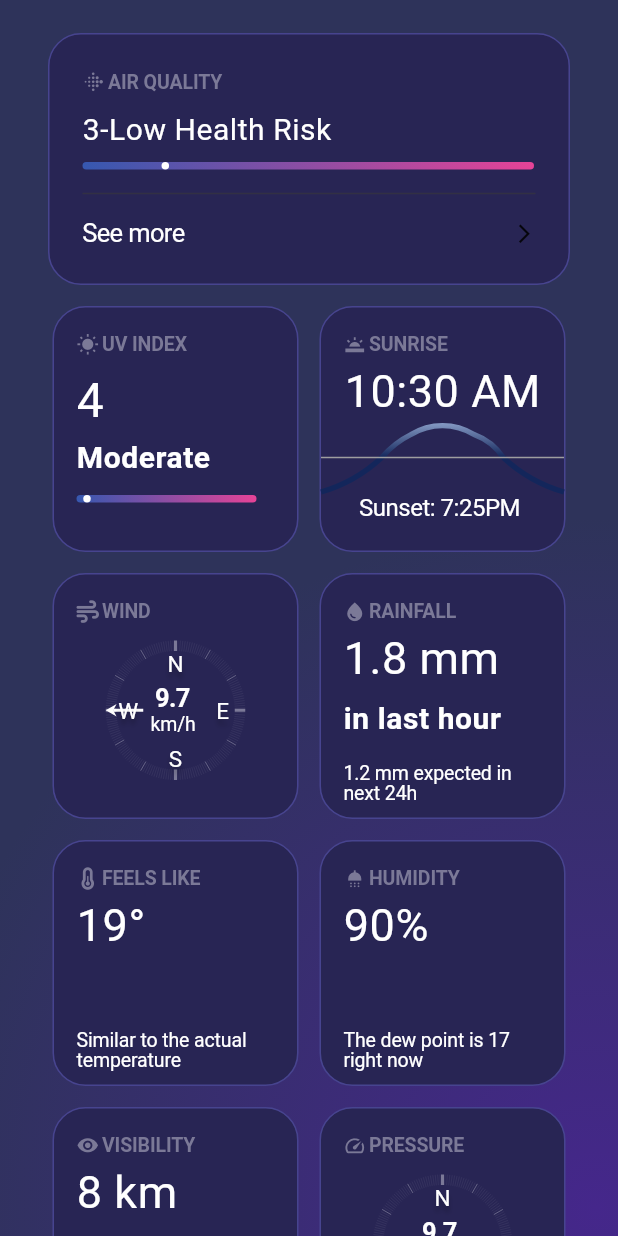
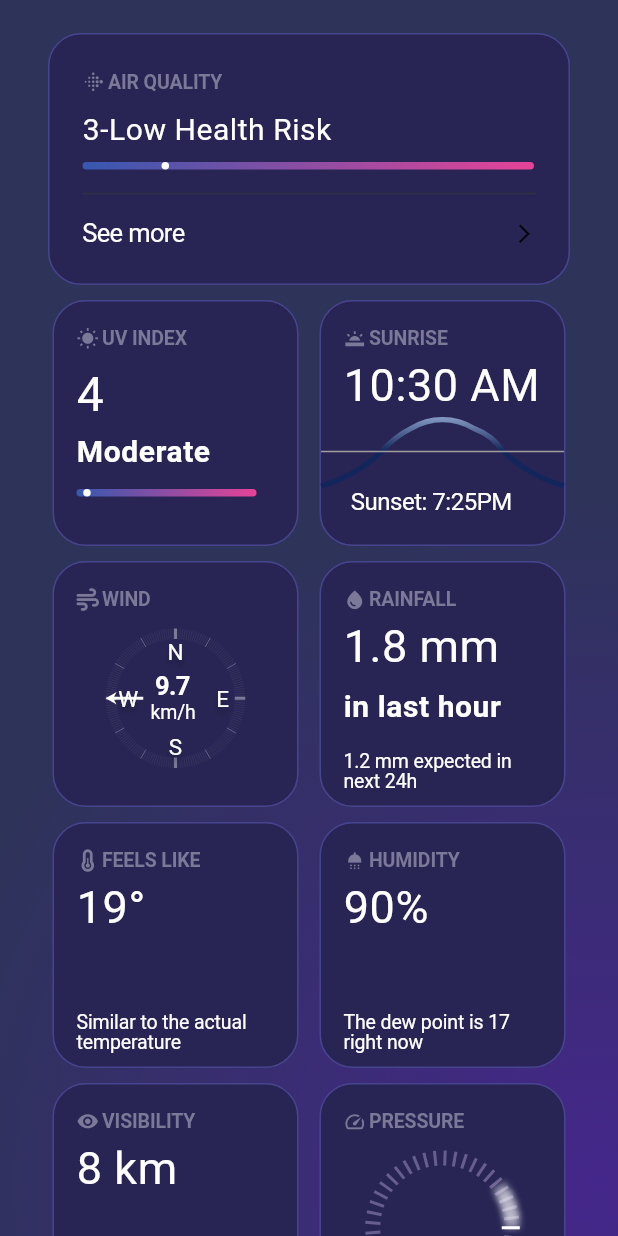
Before and after one commit to IgorsBlagodjors/weather_app, a Flutter app: the screen it shows after launch, on a phone screen of 412 x 824 dp. Run offline on Flutter 3.47's test engine with Material 3 defaults, Android fonts, the phone set to English and light mode, and no system bars; our stand-ins replace font_awesome_flutter; Roboto replaces fonts that are missing (SF Pro Display, SF Pro Text).

Commit message:
pressure widget finished

```diff
--- a/lib/design_system/app_colors.dart
+++ b/lib/design_system/app_colors.dart
@@ -18,6 +18,7 @@ class AppColors {
 
   static const Color labelColor = Color(0xFF40CBD8);
   static const Color weatherDetailsSubheadline = Color(0xFF7B7997);
+  static const Color circleColor = Color(0xFF685D90);
 
   static const customButtonColors = [
     Color(0xFFF5F5F9),
--- a/lib/presentation/weather_details_page.dart
+++ b/lib/presentation/weather_details_page.dart
@@ -1,12 +1,12 @@
 import 'package:flutter/material.dart';
 import 'package:font_awesome_flutter/font_awesome_flutter.dart';
 import 'package:weather_app/design_system/app_colors.dart';
-import 'package:weather_app/presentation/widgets/air_quality.dart';
-import 'package:weather_app/presentation/widgets/pressure.dart';
-import 'package:weather_app/presentation/widgets/sunrise.dart';
-import 'package:weather_app/presentation/widgets/uv_index.dart';
-import 'package:weather_app/presentation/widgets/weather_details_fixed_size.dart';
-import 'package:weather_app/presentation/widgets/wind.dart';
+import 'package:weather_app/presentation/widgets/weathe_details_page_widgets/air_quality.dart';
+import 'package:weather_app/presentation/widgets/weathe_details_page_widgets/pressure.dart';
+import 'package:weather_app/presentation/widgets/weathe_details_page_widgets/sunrise.dart';
+import 'package:weather_app/presentation/widgets/weathe_details_page_widgets/uv_index.dart';
+import 'package:weather_app/presentation/widgets/weathe_details_page_widgets/weather_details_fixed_size.dart';
+import 'package:weather_app/presentation/widgets/weathe_details_page_widgets/wind.dart';
 
 class WeatherDetailsPage extends StatelessWidget {
   const WeatherDetailsPage({super.key});
@@ -48,7 +48,7 @@ class WeatherDetailsPage extends StatelessWidget {
                 children: [
                   AirQuality(),
                   SizedBox(
-                    height: 14,
+                    height: 10,
                   ),
                   Row(
                     mainAxisAlignment: MainAxisAlignment.center,
@@ -61,7 +61,7 @@ class WeatherDetailsPage extends StatelessWidget {
                     ],
                   ),
                   SizedBox(
-                    height: 14,
+                    height: 10,
                   ),
                   Row(
                     mainAxisAlignment: MainAxisAlignment.center,
@@ -79,7 +79,9 @@ class WeatherDetailsPage extends StatelessWidget {
                       )
                     ],
                   ),
-                  SizedBox(height: 14),
+                  SizedBox(
+                    height: 10,
+                  ),
                   Row(
                     mainAxisAlignment: MainAxisAlignment.center,
                     children: [
@@ -100,7 +102,9 @@ class WeatherDetailsPage extends StatelessWidget {
                       ),
                     ],
                   ),
-                  SizedBox(height: 14),
+                  SizedBox(
+                    height: 10,
+                  ),
                   Row(
                     mainAxisAlignment: MainAxisAlignment.center,
                     children: [
--- a/lib/presentation/widgets/pressure.dart
+++ /dev/null
@@ -1,46 +0,0 @@
-import 'package:flutter/material.dart';
-import 'package:weather_app/design_system/app_colors.dart';
-import 'package:weather_app/design_system/app_styles.dart';
-import 'package:weather_app/presentation/widgets/weather_details_container.dart';
-import 'package:weather_app/presentation/widgets/wind.dart';
-
-class Pressure extends StatelessWidget {
-  const Pressure({super.key});
-
-  @override
-  Widget build(BuildContext context) {
-    return WeatherDetailsContainer(
-      width: 164,
-      height: 164,
-      child: Padding(
-        padding: const EdgeInsets.all(15),
-        child: Column(
-          crossAxisAlignment: CrossAxisAlignment.start,
-          children: [
-            Row(
-              children: [
-                const Icon(Icons.speed,
-                    size: 15, color: AppColors.weatherDetailsSubheadline),
-                const SizedBox(
-                  width: 2,
-                ),
-                Text(
-                  'PRESSURE',
-                  style: AppStyles.boldFootnote.copyWith(
-                    color: AppColors.weatherDetailsSubheadline,
-                  ),
-                ),
-              ],
-            ),
-            Center(
-              child: CustomPaint(
-                painter: WindDirectionPainter(degrees: 180),
-                size: const Size(113, 113),
-              ),
-            ),
-          ],
-        ),
-      ),
-    );
-  }
-}
--- a/lib/presentation/widgets/air_quality.dart
+++ b/lib/presentation/widgets/weathe_details_page_widgets/air_quality.dart
@@ -1,8 +1,8 @@
 import 'package:flutter/material.dart';
 import 'package:weather_app/design_system/app_colors.dart';
 import 'package:weather_app/design_system/app_styles.dart';
-import 'package:weather_app/presentation/widgets/custom_indicator.dart';
-import 'package:weather_app/presentation/widgets/weather_details_container.dart';
+import 'package:weather_app/presentation/widgets/weathe_details_page_widgets/custom_indicator.dart';
+import 'package:weather_app/presentation/widgets/weathe_details_page_widgets/weather_details_container.dart';
 
 class AirQuality extends StatelessWidget {
   const AirQuality({super.key});
--- a/lib/presentation/widgets/sunrise.dart
+++ b/lib/presentation/widgets/weathe_details_page_widgets/sunrise.dart
@@ -2,7 +2,7 @@ import 'package:flutter/material.dart';
 import 'package:intl/intl.dart';
 import 'package:weather_app/design_system/app_colors.dart';
 import 'package:weather_app/design_system/app_styles.dart';
-import 'package:weather_app/presentation/widgets/weather_details_container.dart';
+import 'package:weather_app/presentation/widgets/weathe_details_page_widgets/weather_details_container.dart';
 
 class SunRise extends StatelessWidget {
   const SunRise({super.key});
@@ -15,10 +15,12 @@ class SunRise extends StatelessWidget {
       width: 164,
       height: 164,
       child: Column(
+        crossAxisAlignment: CrossAxisAlignment.start,
         children: [
           Padding(
             padding: const EdgeInsets.symmetric(horizontal: 15),
             child: Column(
+              crossAxisAlignment: CrossAxisAlignment.start,
               children: [
                 const SizedBox(
                   height: 15,
--- a/lib/presentation/widgets/uv_index.dart
+++ b/lib/presentation/widgets/weathe_details_page_widgets/uv_index.dart
@@ -1,8 +1,8 @@
 import 'package:flutter/material.dart';
 import 'package:weather_app/design_system/app_colors.dart';
 import 'package:weather_app/design_system/app_styles.dart';
-import 'package:weather_app/presentation/widgets/custom_indicator.dart';
-import 'package:weather_app/presentation/widgets/weather_details_container.dart';
+import 'package:weather_app/presentation/widgets/weathe_details_page_widgets/custom_indicator.dart';
+import 'package:weather_app/presentation/widgets/weathe_details_page_widgets/weather_details_container.dart';
 
 class UvIndex extends StatelessWidget {
   const UvIndex({super.key});
--- a/lib/presentation/widgets/weather_details_fixed_size.dart
+++ b/lib/presentation/widgets/weathe_details_page_widgets/weather_details_fixed_size.dart
@@ -1,7 +1,7 @@
 import 'package:flutter/material.dart';
 import 'package:weather_app/design_system/app_colors.dart';
 import 'package:weather_app/design_system/app_styles.dart';
-import 'package:weather_app/presentation/widgets/weather_details_container.dart';
+import 'package:weather_app/presentation/widgets/weathe_details_page_widgets/weather_details_container.dart';
 
 class WeatherDetailsFixedSize extends StatelessWidget {
   final String title;
--- a/lib/presentation/widgets/wind.dart
+++ b/lib/presentation/widgets/weathe_details_page_widgets/wind.dart
@@ -4,7 +4,7 @@ import 'package:flutter/material.dart';
 import 'package:font_awesome_flutter/font_awesome_flutter.dart';
 import 'package:weather_app/design_system/app_colors.dart';
 import 'package:weather_app/design_system/app_styles.dart';
-import 'package:weather_app/presentation/widgets/weather_details_container.dart';
+import 'package:weather_app/presentation/widgets/weathe_details_page_widgets/weather_details_container.dart';
 
 class Wind extends StatelessWidget {
   const Wind({super.key});
```
Also changed, not shown: lib/presentation/widgets/weathe_details_page_widgets/pressure.dart (added, +113 -0 lines), lib/presentation/widgets/weathe_details_page_widgets/custom_indicator.dart (renamed from lib/presentation/widgets/custom_indicator.dart), lib/presentation/widgets/weathe_details_page_widgets/weather_details_container.dart (renamed from lib/presentation/widgets/weather_details_container.dart).
